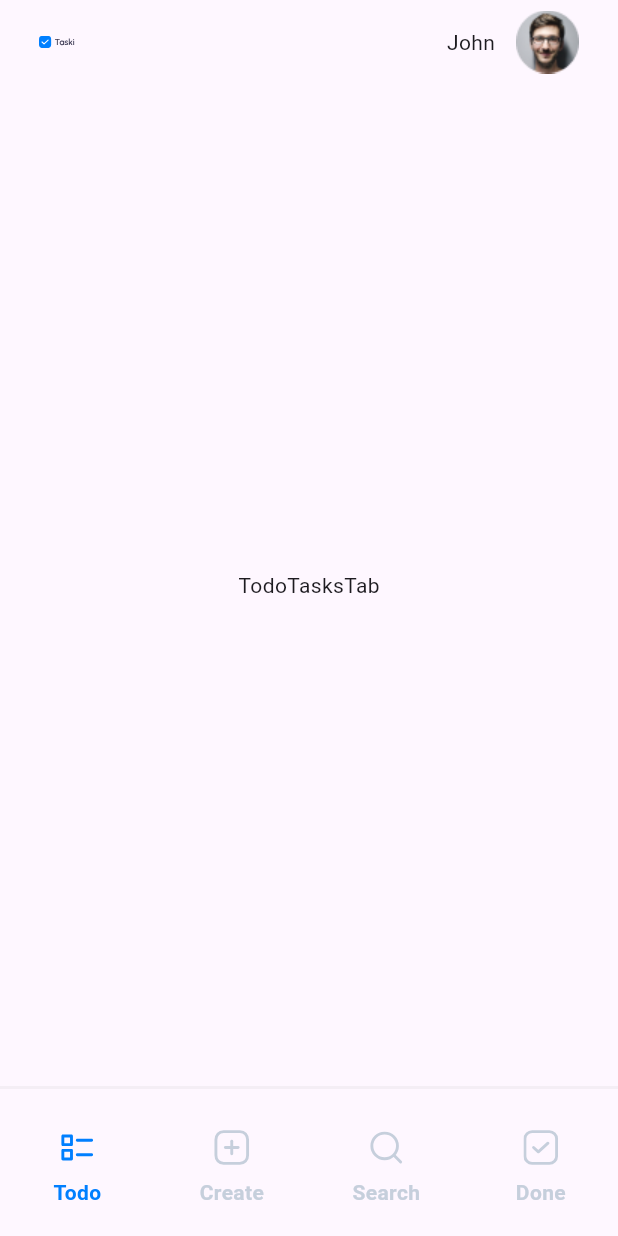
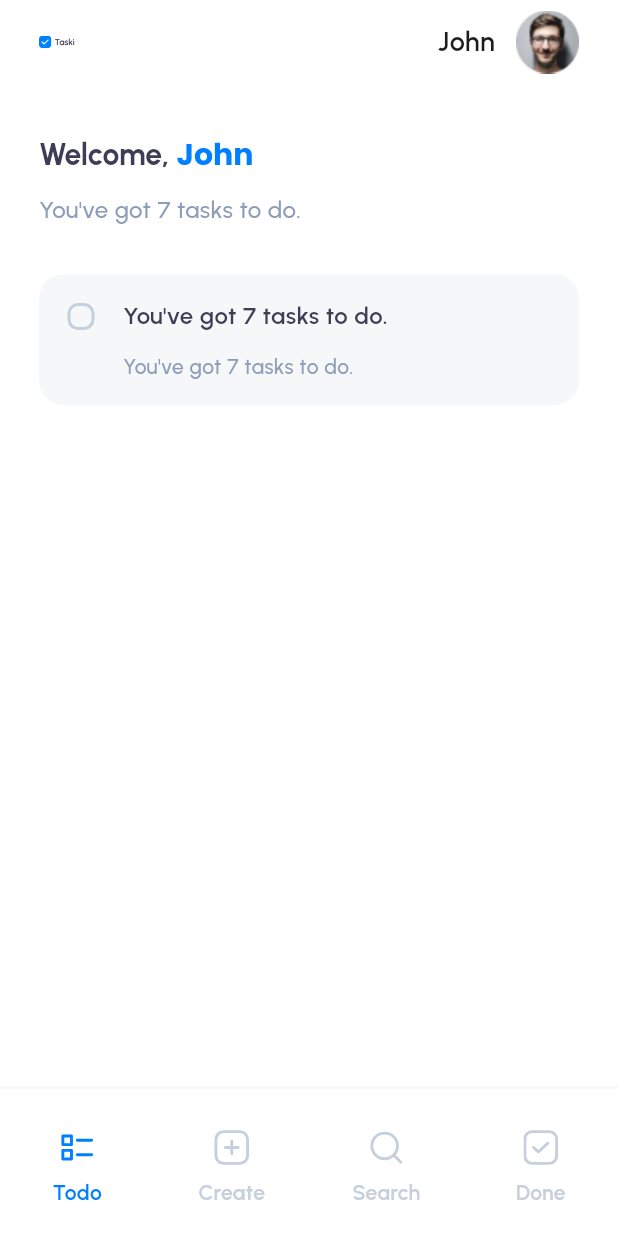
Before and after one commit to bxedy/todo_app, a Flutter app: the screen it shows after launch, on a phone screen of 412 x 824 dp. Run offline on Flutter 3.47's test engine with Material 3 defaults, Android fonts, the phone set to English and light mode, and no system bars; our stand-ins replace flutter_svg, google_fonts.

Commit message:
feat: Estiliza tab de ToDo's

```diff
--- a/lib/core/ui/app_colors.dart
+++ b/lib/core/ui/app_colors.dart
@@ -2,6 +2,7 @@ import 'dart:ui';
 
 class AppColors {
   static const slatePurple = Color(0xff3F3D56);
+  static const slateBlue = Color(0xff8D9CB8);
   static const paleWhite = Color(0xFFF5F7F9);
   static const blue = Color(0xff007FFF);
   static const mutedAzure = Color(0xffC6CFDC);
--- a/lib/features/tasks/presentation/tabs/todo_tasks/todo_tasks_tab.dart
+++ b/lib/features/tasks/presentation/tabs/todo_tasks/todo_tasks_tab.dart
@@ -1,10 +1,106 @@
 import 'package:flutter/material.dart';
+import 'package:google_fonts/google_fonts.dart';
+import 'package:todo_app/core/ui/app_colors.dart';
 
 class TodoTasksTab extends StatelessWidget {
   const TodoTasksTab({super.key});
 
   @override
   Widget build(BuildContext context) {
-    return const Center(child: Text('TodoTasksTab'));
+    return Padding(
+      padding: const EdgeInsets.symmetric(vertical: 32, horizontal: 26),
+      child: Column(
+        crossAxisAlignment: CrossAxisAlignment.start,
+        children: [
+          RichText(
+            text: TextSpan(
+              text: 'Welcome, ',
+              style: GoogleFonts.urbanist(
+                fontSize: 20,
+                fontWeight: FontWeight.w700,
+                color: AppColors.slatePurple,
+              ),
+              children: [
+                TextSpan(
+                  text: 'John',
+                  style: GoogleFonts.poppins(
+                    fontSize: 20,
+                    fontWeight: FontWeight.w700,
+                    color: AppColors.blue,
+                  ),
+                ),
+              ],
+            ),
+          ),
+          SizedBox(height: 10),
+          Text(
+            'You\'ve got 7 tasks to do.',
+            style: GoogleFonts.urbanist(
+              fontWeight: FontWeight.w500,
+              fontSize: 16,
+              color: AppColors.slateBlue,
+            ),
+          ),
+          SizedBox(height: 32),
+          Container(
+            decoration: BoxDecoration(
+              color: AppColors.paleWhite,
+              borderRadius: BorderRadius.circular(16),
+            ),
+            child: Padding(
+              padding: const EdgeInsets.all(16),
+              child: Row(
+                mainAxisAlignment: MainAxisAlignment.start,
+                crossAxisAlignment: CrossAxisAlignment.start,
+                children: [
+                  Flexible(
+                    child: SizedBox(
+                      width: 24,
+                      height: 24,
+                      child: Checkbox(
+                        side: BorderSide(
+                          color: AppColors.mutedAzure,
+                          width: 2,
+                        ),
+                        activeColor: AppColors.blue,
+                        value: false,
+                        shape: RoundedRectangleBorder(
+                          borderRadius: BorderRadius.circular(7),
+                        ),
+                        onChanged: (value) {},
+                      ),
+                    ),
+                  ),
+                  SizedBox(width: 16),
+                  Column(
+                    mainAxisAlignment: MainAxisAlignment.start,
+                    crossAxisAlignment: CrossAxisAlignment.start,
+                    children: [
+                      Text(
+                        'You\'ve got 7 tasks to do.',
+                        style: GoogleFonts.urbanist(
+                          fontWeight: FontWeight.w600,
+                          fontSize: 16,
+                          color: AppColors.slatePurple,
+                        ),
+                      ),
+                      SizedBox(height: 12),
+                      Text(
+                        'You\'ve got 7 tasks to do.',
+                        style: GoogleFonts.urbanist(
+                          fontWeight: FontWeight.w500,
+                          fontSize: 14,
+                          color: AppColors.slateBlue,
+                        ),
+                      ),
+                    ],
+                  )
+                ],
+              ),
+            ),
+          )
+        ],
+      ),
+    );
   }
 }
--- a/lib/features/tasks/presentation/tasks_screen.dart
+++ b/lib/features/tasks/presentation/tasks_screen.dart
@@ -1,10 +1,10 @@
 import 'package:flutter/material.dart';
-import 'package:flutter_svg/flutter_svg.dart';
 import 'package:todo_app/core/ui/app_assets.dart';
 import 'package:todo_app/core/ui/app_colors.dart';
 import 'package:todo_app/features/tasks/presentation/tabs/done_tasks/done_tasks_tab.dart';
 import 'package:todo_app/features/tasks/presentation/tabs/search_tasks/search_tasks_tab.dart';
 import 'package:todo_app/features/tasks/presentation/tabs/todo_tasks/todo_tasks_tab.dart';
+import 'package:google_fonts/google_fonts.dart';
 
 class TasksScreen extends StatefulWidget {
   const TasksScreen({super.key});
@@ -63,8 +63,10 @@ class _TasksScreenState extends State<TasksScreen> {
       valueListenable: currentIndexNotifier,
       builder: (context, currentIndex, child) {
         return Scaffold(
+          backgroundColor: Colors.white,
           body: tabs[currentIndex],
           appBar: AppBar(
+            backgroundColor: Colors.white,
             leadingWidth: 200,
             leading: Row(
               children: [
@@ -73,7 +75,13 @@ class _TasksScreenState extends State<TasksScreen> {
               ],
             ),
             actions: [
-              const Text('John'),
+              Text(
+                'John',
+                style: GoogleFonts.urbanist(
+                  fontWeight: FontWeight.w600,
+                  fontSize: 18,
+                ),
+              ),
               const SizedBox(width: 14),
               Image.asset(
                 AppAssets.avatar,
@@ -85,26 +93,27 @@ class _TasksScreenState extends State<TasksScreen> {
             ],
           ),
           bottomNavigationBar: Container(
-            decoration:  BoxDecoration(
+            decoration: BoxDecoration(
               border: Border(
                 top: BorderSide(
                   width: 2,
-                  color: Colors.grey.withOpacity(.1),
+                  color: AppColors.paleWhite,
                 ),
               ),
             ),
             height: 100,
             child: BottomNavigationBar(
+              backgroundColor: Colors.white,
               elevation: 0,
               currentIndex: currentIndex,
               selectedItemColor: AppColors.blue,
               unselectedItemColor: AppColors.mutedAzure,
               type: BottomNavigationBarType.fixed,
-              selectedLabelStyle: const TextStyle(
+              selectedLabelStyle: GoogleFonts.urbanist(
                 fontSize: 14,
                 fontWeight: FontWeight.w600,
               ),
-              unselectedLabelStyle: const TextStyle(
+              unselectedLabelStyle: GoogleFonts.urbanist(
                 fontSize: 14,
                 fontWeight: FontWeight.w600,
               ),
--- a/pubspec.yaml
+++ b/pubspec.yaml
@@ -15,6 +15,7 @@ dev_dependencies:
   flutter_test:
     sdk: flutter
   flutter_lints: ^3.0.0
+  google_fonts: ^6.2.1
 
 flutter:
   uses-material-design: true
```
Also changed, not shown: pubspec.lock.
